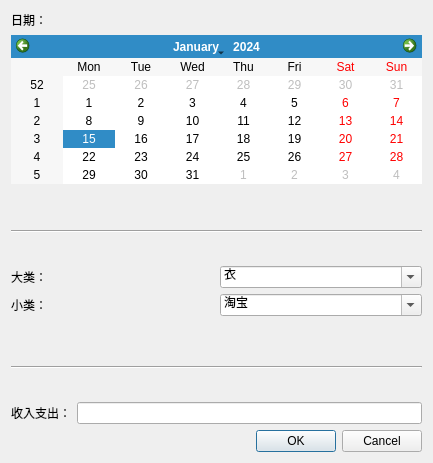
Above: uis/add_info.ui from jiaoyangkuohai/wallet before the change. Below: the same form after it.
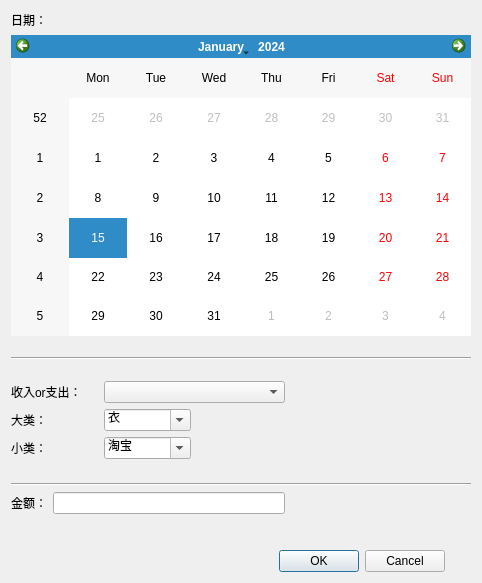
That is the form after the change.

```diff
--- a/uis/add_info.ui
+++ b/uis/add_info.ui
@@ -6,60 +6,28 @@
    <rect>
     <x>0</x>
     <y>0</y>
-    <width>433</width>
-    <height>463</height>
+    <width>482</width>
+    <height>583</height>
    </rect>
   </property>
   <property name="windowTitle">
    <string>Dialog</string>
   </property>
   <layout class="QGridLayout" name="gridLayout_2">
-   <item row="0" column="0">
+   <item row="0" column="0" colspan="2">
     <layout class="QGridLayout" name="gridLayout">
-     <item row="9" column="0" colspan="3">
-      <layout class="QHBoxLayout" name="horizontalLayout_4">
-       <item>
-        <widget class="QLabel" name="label_4">
-         <property name="text">
-          <string>收入支出：</string>
-         </property>
-        </widget>
-       </item>
-       <item>
-        <widget class="QLineEdit" name="lineEdit"/>
-       </item>
-      </layout>
-     </item>
-     <item row="4" column="0" colspan="3">
-      <layout class="QHBoxLayout" name="horizontalLayout_2">
-       <item>
-        <widget class="QLabel" name="label_2">
-         <property name="text">
-          <string>大类：</string>
-         </property>
-        </widget>
-       </item>
-       <item>
-        <widget class="QComboBox" name="comboBox">
-         <property name="editable">
-          <bool>true</bool>
-         </property>
-         <property name="currentText">
-          <string>衣</string>
-         </property>
-        </widget>
-       </item>
-      </layout>
-     </item>
-     <item row="7" column="0" rowspan="2" colspan="3">
-      <widget class="Line" name="line_3">
-       <property name="orientation">
-        <enum>Qt::Horizontal</enum>
+     <item row="0" column="0">
+      <widget class="QLabel" name="label">
+       <property name="text">
+        <string>日期：</string>
        </property>
       </widget>
      </item>
-     <item row="6" column="1" colspan="2">
-      <spacer name="verticalSpacer_2">
+     <item row="1" column="0" colspan="5">
+      <widget class="QCalendarWidget" name="calendarWidget"/>
+     </item>
+     <item row="2" column="4">
+      <spacer name="verticalSpacer">
        <property name="orientation">
         <enum>Qt::Vertical</enum>
        </property>
@@ -69,12 +37,12 @@
        <property name="sizeHint" stdset="0">
         <size>
          <width>20</width>
-         <height>18</height>
+         <height>15</height>
         </size>
        </property>
       </spacer>
      </item>
-     <item row="2" column="0" rowspan="2" colspan="3">
+     <item row="3" column="0" colspan="5">
       <widget class="Line" name="line">
        <property name="frameShadow">
         <enum>QFrame::Sunken</enum>
@@ -87,50 +55,59 @@
        </property>
       </widget>
      </item>
-     <item row="3" column="2">
+     <item row="4" column="3">
       <spacer name="verticalSpacer_5">
        <property name="orientation">
         <enum>Qt::Vertical</enum>
        </property>
-       <property name="sizeHint" stdset="0">
-        <size>
-         <width>20</width>
-         <height>13</height>
-        </size>
-       </property>
-      </spacer>
-     </item>
-     <item row="1" column="2">
-      <spacer name="verticalSpacer">
-       <property name="orientation">
-        <enum>Qt::Vertical</enum>
-       </property>
        <property name="sizeType">
         <enum>QSizePolicy::Fixed</enum>
        </property>
        <property name="sizeHint" stdset="0">
         <size>
          <width>20</width>
-         <height>13</height>
+         <height>15</height>
         </size>
        </property>
       </spacer>
      </item>
-     <item row="8" column="1" colspan="2">
-      <spacer name="verticalSpacer_4">
-       <property name="orientation">
-        <enum>Qt::Vertical</enum>
+     <item row="5" column="0">
+      <widget class="QLabel" name="label_5">
+       <property name="text">
+        <string>收入or支出：</string>
        </property>
-       <property name="sizeHint" stdset="0">
-        <size>
-         <width>20</width>
-         <height>18</height>
-        </size>
+      </widget>
+     </item>
+     <item row="5" column="1" colspan="2">
+      <widget class="QComboBox" name="comboBox_3">
+       <property name="editable">
+        <bool>false</bool>
        </property>
-      </spacer>
+      </widget>
      </item>
-     <item row="5" column="0" colspan="3">
-      <layout class="QHBoxLayout" name="horizontalLayout_3">
+     <item row="6" column="0" colspan="2">
+      <layout class="QHBoxLayout" name="horizontalLayout">
+       <item>
+        <widget class="QLabel" name="label_2">
+         <property name="text">
+          <string>大类：</string>
+         </property>
+        </widget>
+       </item>
+       <item>
+        <widget class="QComboBox" name="comboBox">
+         <property name="editable">
+          <bool>true</bool>
+         </property>
+         <property name="currentText">
+          <string>衣</string>
+         </property>
+        </widget>
+       </item>
+      </layout>
+     </item>
+     <item row="7" column="0" colspan="2">
+      <layout class="QHBoxLayout" name="horizontalLayout_2">
        <item>
         <widget class="QLabel" name="label_3">
          <property name="text">
@@ -150,23 +127,62 @@
        </item>
       </layout>
      </item>
-     <item row="0" column="0" colspan="3">
-      <layout class="QVBoxLayout" name="verticalLayout">
+     <item row="8" column="2">
+      <spacer name="verticalSpacer_2">
+       <property name="orientation">
+        <enum>Qt::Vertical</enum>
+       </property>
+       <property name="sizeType">
+        <enum>QSizePolicy::Fixed</enum>
+       </property>
+       <property name="sizeHint" stdset="0">
+        <size>
+         <width>20</width>
+         <height>18</height>
+        </size>
+       </property>
+      </spacer>
+     </item>
+     <item row="9" column="0" colspan="5">
+      <widget class="Line" name="line_3">
+       <property name="orientation">
+        <enum>Qt::Horizontal</enum>
+       </property>
+      </widget>
+     </item>
+     <item row="10" column="0" colspan="3">
+      <layout class="QHBoxLayout" name="horizontalLayout_3">
        <item>
-        <widget class="QLabel" name="label">
+        <widget class="QLabel" name="label_4">
          <property name="text">
-          <string>日期：</string>
+          <string>金额：</string>
          </property>
         </widget>
        </item>
        <item>
-        <widget class="QCalendarWidget" name="calendarWidget"/>
+        <widget class="QLineEdit" name="lineEdit"/>
        </item>
       </layout>
      </item>
     </layout>
    </item>
-   <item row="1" column="0">
+   <item row="1" column="1">
+    <spacer name="verticalSpacer_4">
+     <property name="orientation">
+      <enum>Qt::Vertical</enum>
+     </property>
+     <property name="sizeType">
+      <enum>QSizePolicy::Fixed</enum>
+     </property>
+     <property name="sizeHint" stdset="0">
+      <size>
+       <width>20</width>
+       <height>30</height>
+      </size>
+     </property>
+    </spacer>
+   </item>
+   <item row="2" column="0">
     <widget class="QDialogButtonBox" name="buttonBox">
      <property name="orientation">
       <enum>Qt::Horizontal</enum>
```
